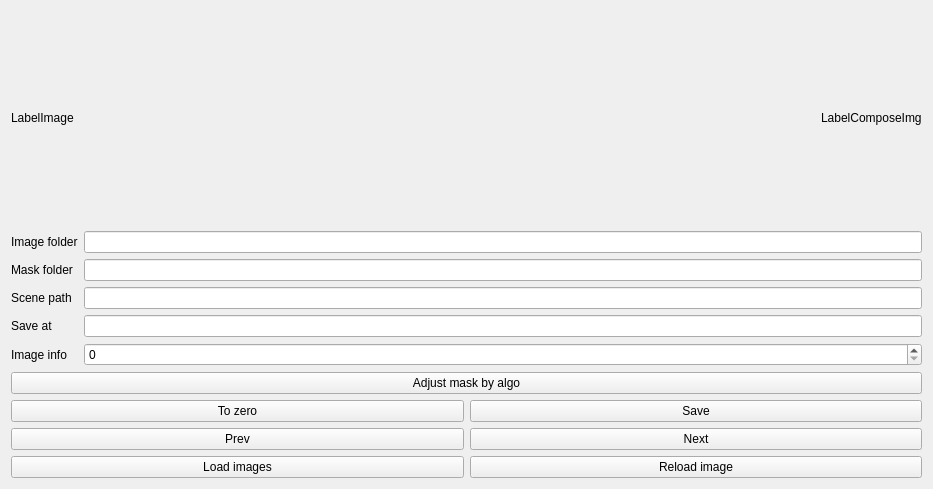
stereomatchingkiss/blogCodes2, file image_clean_up_tool/mask_adjustment_widget.ui: the form before one commit.
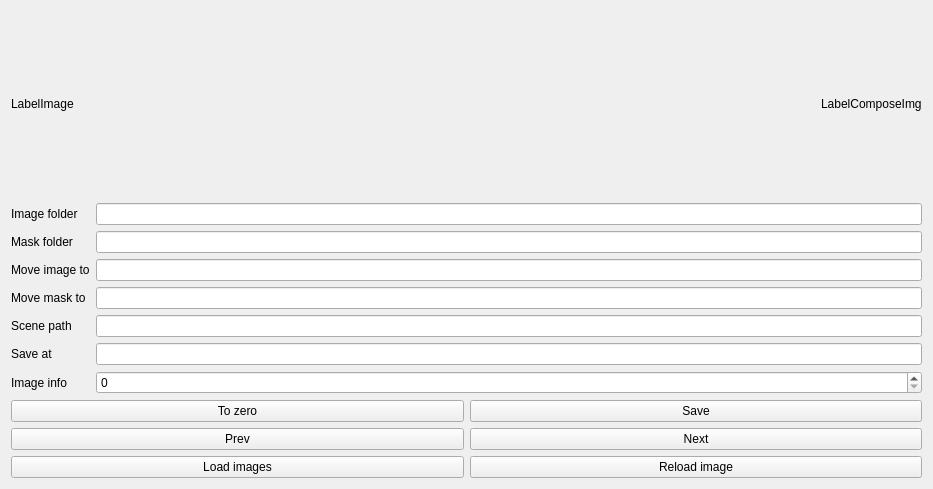
The form after the commit. Custom widgets are drawn as their Qt base class.

Commit message: add function to move mask and image

```diff
--- a/image_clean_up_tool/mask_adjustment_widget.ui
+++ b/image_clean_up_tool/mask_adjustment_widget.ui
@@ -56,15 +56,31 @@
    </item>
    <item>
     <layout class="QGridLayout" name="gridLayout">
+     <item row="5" column="0">
+      <widget class="QLabel" name="label_3">
+       <property name="text">
+        <string>Save at</string>
+       </property>
+      </widget>
+     </item>
+     <item row="2" column="0">
+      <widget class="QLabel" name="label_5">
+       <property name="text">
+        <string>Move image to</string>
+       </property>
+      </widget>
+     </item>
      <item row="1" column="1">
       <widget class="QLineEdit" name="lineEditMaskFolder"/>
      </item>
-     <item row="1" column="0">
-      <widget class="QLabel" name="label_2">
-       <property name="text">
-        <string>Mask folder</string>
-       </property>
-      </widget>
+     <item row="2" column="1">
+      <widget class="QLineEdit" name="lineEditMoveImageTo"/>
+     </item>
+     <item row="5" column="1">
+      <widget class="QLineEdit" name="lineEditSaveAt"/>
+     </item>
+     <item row="4" column="1">
+      <widget class="QLineEdit" name="lineEditScenePath"/>
      </item>
      <item row="0" column="0">
       <widget class="QLabel" name="label">
@@ -73,48 +89,45 @@
        </property>
       </widget>
      </item>
-     <item row="2" column="1">
-      <widget class="QLineEdit" name="lineEditScenePath"/>
-     </item>
-     <item row="5" column="1">
+     <item row="7" column="1">
       <widget class="QSpinBox" name="spinBoxToImage"/>
      </item>
-     <item row="5" column="0">
-      <widget class="QLabel" name="labelImageInfo">
-       <property name="text">
-        <string>Image info</string>
-       </property>
-      </widget>
-     </item>
-     <item row="2" column="0">
-      <widget class="QLabel" name="label_4">
-       <property name="text">
-        <string>Scene path</string>
-       </property>
-      </widget>
-     </item>
-     <item row="3" column="1">
-      <widget class="QLineEdit" name="lineEditSaveAt"/>
-     </item>
      <item row="0" column="1">
       <widget class="QLineEdit" name="lineEditImageFolder"/>
      </item>
+     <item row="1" column="0">
+      <widget class="QLabel" name="label_2">
+       <property name="text">
+        <string>Mask folder</string>
+       </property>
+      </widget>
+     </item>
+     <item row="4" column="0">
+      <widget class="QLabel" name="label_4">
+       <property name="text">
+        <string>Scene path</string>
+       </property>
+      </widget>
+     </item>
+     <item row="7" column="0">
+      <widget class="QLabel" name="labelImageInfo">
+       <property name="text">
+        <string>Image info</string>
+       </property>
+      </widget>
+     </item>
      <item row="3" column="0">
-      <widget class="QLabel" name="label_3">
+      <widget class="QLabel" name="label_6">
        <property name="text">
-        <string>Save at</string>
+        <string>Move mask to</string>
        </property>
       </widget>
      </item>
+     <item row="3" column="1">
+      <widget class="QLineEdit" name="lineEditMoveMaskTo"/>
+     </item>
     </layout>
    </item>
-   <item>
-    <widget class="QPushButton" name="pushButtonAdjustMaskByAlgo">
-     <property name="text">
-      <string>Adjust mask by algo</string>
-     </property>
-    </widget>
-   </item>
    <item>
     <layout class="QGridLayout" name="gridLayout_2">
      <item row="2" column="0">
```
The commit also changes 2 other files.
